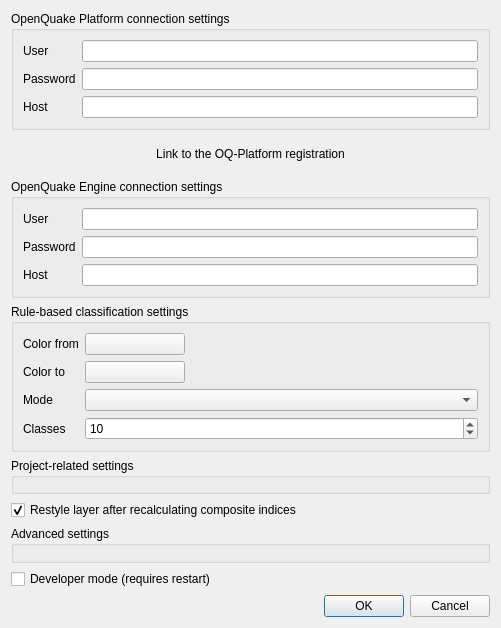
First picture: the form in svir/ui/ui_settings.ui, repository gem/oq-irmt-qgis, before the edit.
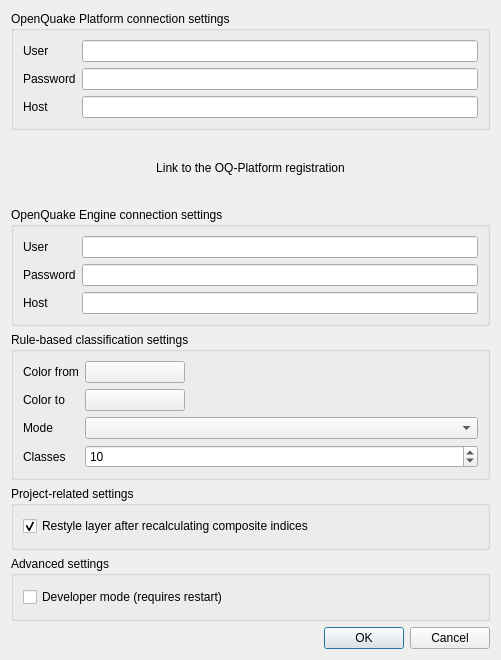
Second picture: the form after the edit.

Commit message: Place each setting inside the corresponding groupBox

Diff of the .ui file:
```diff
--- a/svir/ui/ui_settings.ui
+++ b/svir/ui/ui_settings.ui
@@ -7,7 +7,7 @@
     <x>0</x>
     <y>0</y>
     <width>501</width>
-    <height>628</height>
+    <height>660</height>
    </rect>
   </property>
   <property name="windowTitle">
@@ -214,12 +214,17 @@
     </widget>
    </item>
    <item>
-    <widget class="QGroupBox" name="groupBox">
+    <widget class="QGroupBox" name="project_settings_gbx">
+     <property name="minimumSize">
+      <size>
+       <width>0</width>
+       <height>0</height>
+      </size>
+     </property>
      <property name="title">
       <string>Project-related settings</string>
      </property>
-    </widget>
-   </item>
+     <layout class="QVBoxLayout" name="verticalLayout_2">
    <item>
     <widget class="QCheckBox" name="force_restyling_ckb">
      <property name="text">
@@ -230,13 +235,23 @@
      </property>
     </widget>
    </item>
+     </layout>
+     <zorder>force_restyling_ckb</zorder>
+     <zorder>force_restyling_ckb</zorder>
+    </widget>
+   </item>
    <item>
-    <widget class="QGroupBox" name="groupBox_2">
+    <widget class="QGroupBox" name="advanced_settings_gbx">
+     <property name="minimumSize">
+      <size>
+       <width>0</width>
+       <height>0</height>
+      </size>
+     </property>
      <property name="title">
       <string>Advanced settings</string>
      </property>
-    </widget>
-   </item>
+     <layout class="QVBoxLayout" name="verticalLayout_3">
    <item>
     <widget class="QCheckBox" name="developermodeCheck">
      <property name="toolTip">
@@ -245,6 +260,9 @@
      <property name="text">
       <string>Developer mode (requires restart)</string>
      </property>
+       </widget>
+      </item>
+     </layout>
     </widget>
    </item>
    <item>
```
Lines whose indentation alone changed are shown as unchanged.
